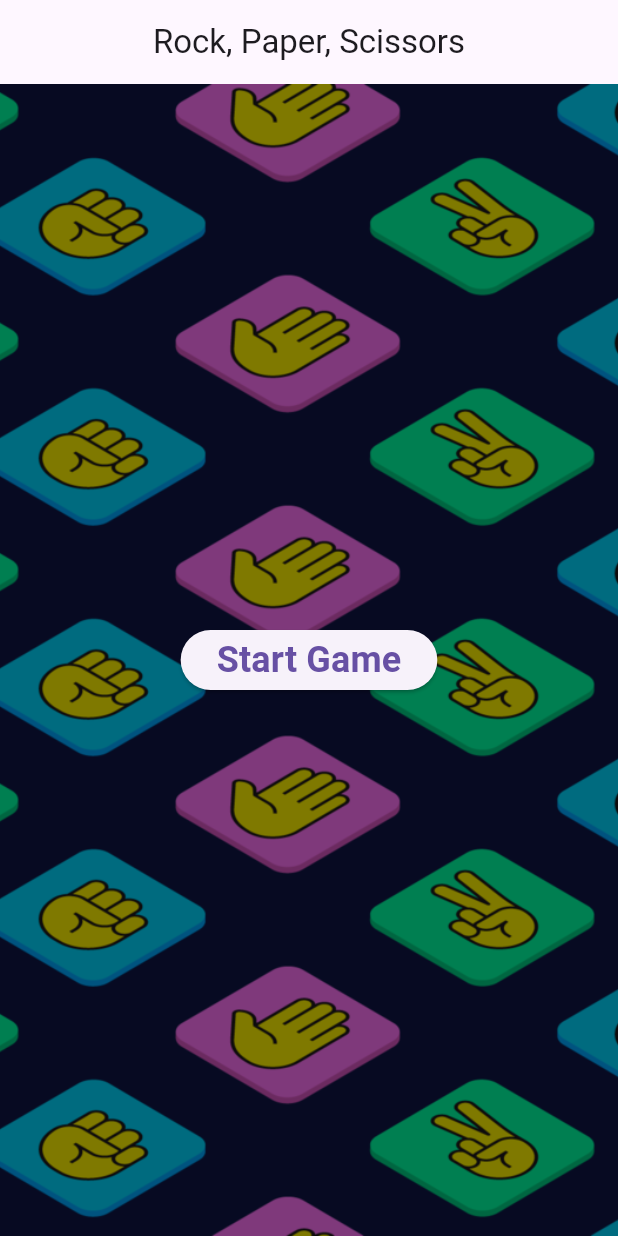
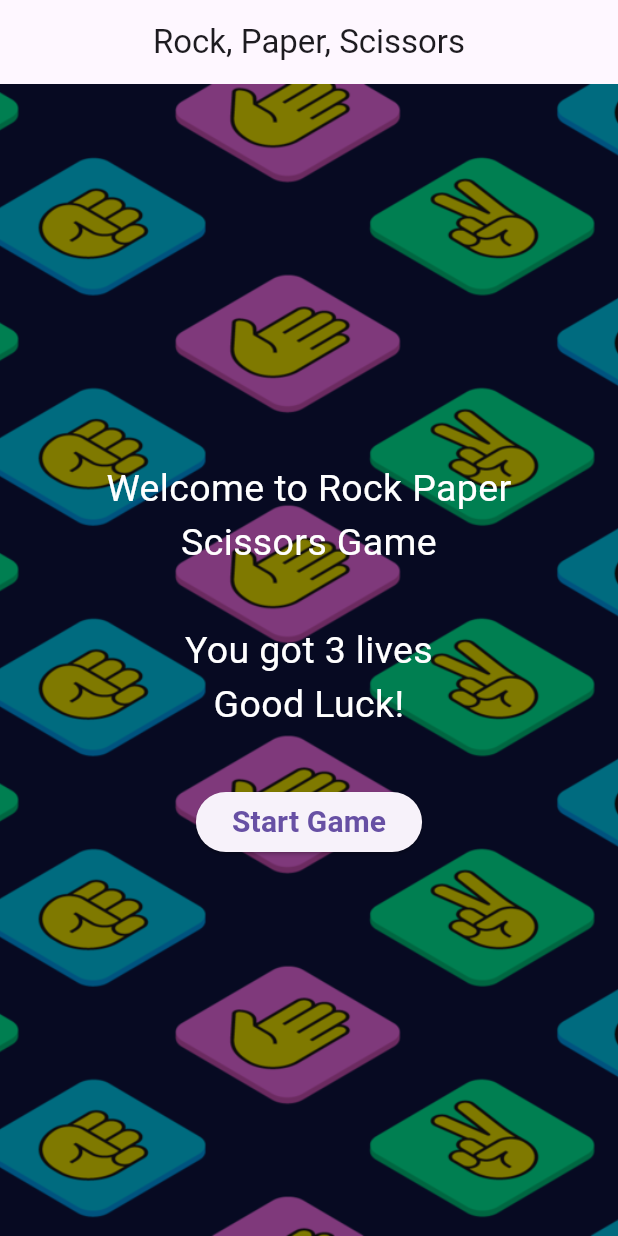
Before and after one commit to AliMohammadJaber/Project-1-Mobile-App, a Flutter app: the screen it shows after launch, on a phone screen of 412 x 824 dp. Run offline on Flutter 3.47's test engine with Material 3 defaults, Android fonts, the phone set to English and light mode, and no system bars.

Commit message:
Last Commit

```diff
--- a/lib/main.dart
+++ b/lib/main.dart
@@ -12,10 +12,10 @@ class MyApp extends StatelessWidget {
   Widget build(BuildContext context) {
     return MaterialApp(
       debugShowCheckedModeBanner: false,
-      initialRoute: '/', // Set the initial route
+      initialRoute: '/',
       routes: {
-        '/': (context) => const HomeScreen(), // Home screen with the Start Game button
-        '/game': (context) => const RockPaperScissorsGame(), // Game screen
+        '/': (context) => const HomeScreen(),
+        '/game': (context) => const RockPaperScissorsGame(),
       },
     );
   }
@@ -34,27 +34,39 @@ class HomeScreen extends StatelessWidget {
       body: Stack(
         fit: StackFit.expand,
         children: [
-          // Background Image
           Image.asset(
             'assets/bg.png',
             fit: BoxFit.cover,
           ),
-
           Container(
             color: Colors.black.withOpacity(0.5),
           ),
-
           Center(
             child: Padding(
-              padding: const EdgeInsets.all(20.0),
-              child: ElevatedButton(
+              padding: const EdgeInsets.all(20),
+              child: Column(
+                mainAxisAlignment: MainAxisAlignment.center,
+                children: [
+                  Center(
+                    child: Text(
+                      'Welcome to Rock Paper Scissors Game\n\n'
+                          'You got 3 lives\n'
+                          'Good Luck!\n',
+                      style: TextStyle(fontSize: 25, color: Colors.white),
+                      textAlign: TextAlign.center, // Optional: Center the text within the widget
+                    ),
+                  ),
+
+                  ElevatedButton(
                     onPressed: () {
                       Navigator.pushNamed(context, '/game');
                     },
                     child: const Text(
                       'Start Game',
-                  style: TextStyle(fontSize: 24, fontWeight: FontWeight.bold),
+                      style: TextStyle(fontSize: 20, fontWeight: FontWeight.bold),
                     ),
+                  ),
+                ],
               ),
             ),
           ),
```
Lines whose indentation alone changed are shown as unchanged.
